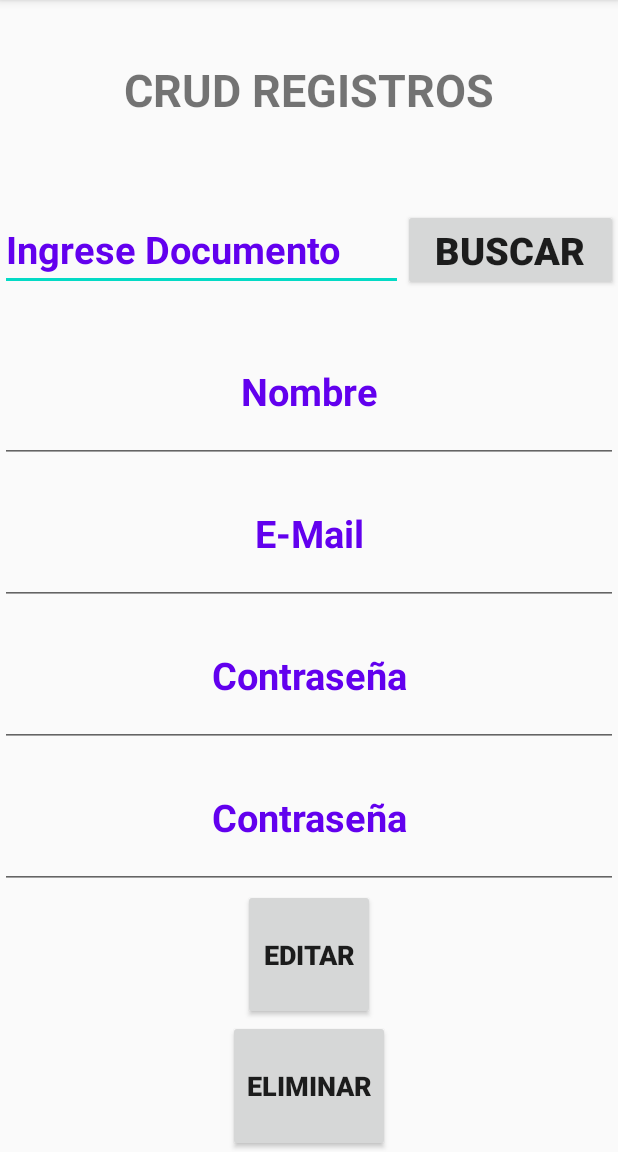
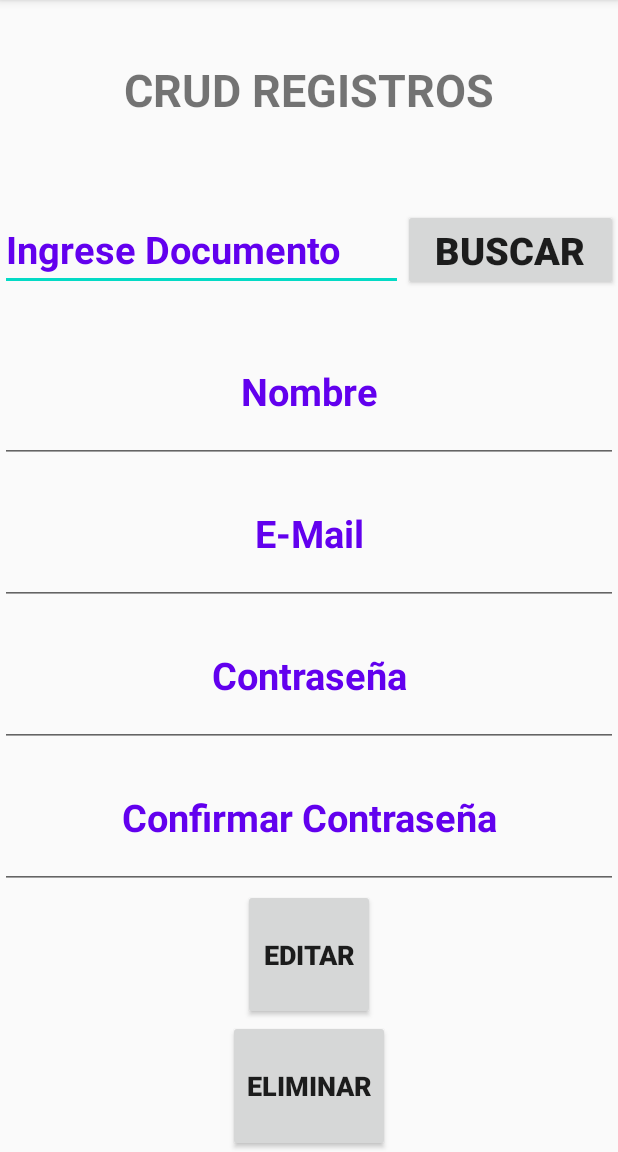
Before and after one commit to Deymoslor/Eventually_v2.1, an Android app: the registros_admin screen opened directly, with no data from a screen before it, after a tap on "BUSCAR", on a phone screen of 412 x 824 dp, the part 84-1236 px from its top. Run offline under Robolectric (Android 15) with nearby library versions, the phone set to English and light mode, and no system bars; our stand-ins replace Volley; network calls fail; Roboto replaces fonts that are not available here.

Commit message:
Cambios de ip y un poco de front

```diff
--- a/app/src/main/java/cursos/alain/eventually_v2/registro_Usuarios.java
+++ b/app/src/main/java/cursos/alain/eventually_v2/registro_Usuarios.java
@@ -42,7 +42,7 @@ public class registro_Usuarios extends AppCompatActivity {
             @Override
             public void onClick(View v) {
 
-                ejecutarServicio("http://192.168.1.56/Eventually_01/Registrar_Usuario.php");
+                ejecutarServicio("http://192.168.1.69/Eventually_01/Registrar_Usuario.php");
 
             }
         });
@@ -67,7 +67,7 @@ public class registro_Usuarios extends AppCompatActivity {
         }, new Response.ErrorListener() {
             @Override
             public void onErrorResponse(VolleyError error) {
-                Toast.makeText(getApplicationContext(), "Algo ha salido mal :c " + error.toString(),Toast.LENGTH_SHORT).show();
+                Toast.makeText(getApplicationContext(), "Algo ha salido mal :v  " + error.toString(),Toast.LENGTH_SHORT).show();
             }
         }){
 
--- a/app/src/main/java/cursos/alain/eventually_v2/registros_admin.java
+++ b/app/src/main/java/cursos/alain/eventually_v2/registros_admin.java
@@ -52,7 +52,7 @@ public class registros_admin extends AppCompatActivity {
             @Override
             public void onClick(View v) {
 
-                buscarCliente("http://192.168.1.56/Eventually_01/Buscar_Usuarios.php?Documento="+Txt_Documento.getText()+"");
+                buscarCliente("http://192.168.1.69/Eventually_01/Buscar_Usuarios.php?Documento="+Txt_Documento.getText()+"");
 
             }
         });
@@ -61,7 +61,7 @@ public class registros_admin extends AppCompatActivity {
             @Override
             public void onClick(View v) {
 
-                ejecutarServicio("http://192.168.1.56/Eventually_01/Editar_Usuario.php");
+                ejecutarServicio("http://192.168.1.69/Eventually_01/Editar_Usuario.php");
 
             }
         });
@@ -70,7 +70,7 @@ public class registros_admin extends AppCompatActivity {
             @Override
             public void onClick(View v) {
 
-                eliminarCliente("http://192.168.1.56/Eventually_01/Eliminar_Usuario.php");
+                eliminarCliente("http://192.168.1.69/Eventually_01/Eliminar_Usuario.php");
 
             }
         });
--- a/app/src/main/res/layout/activity_registro__usuarios.xml
+++ b/app/src/main/res/layout/activity_registro__usuarios.xml
@@ -129,7 +129,7 @@
                 android:layout_height="wrap_content"
                 android:layout_weight="0"
                 android:backgroundTint="@color/colorBoton_Prueba1"
-                android:text="@string/Cancelar"
+                android:text="@string/atras"
                 android:textColor="@color/colorAzul_Sutil"
                 android:onClick="Login"/>
         </LinearLayout>
--- a/app/src/main/res/layout/activity_registros_admin.xml
+++ b/app/src/main/res/layout/activity_registros_admin.xml
@@ -57,10 +57,10 @@
         android:layout_weight="1"
         android:layout_gravity="center"
         android:gravity="center"
-        android:text="@string/Nombre"
+        android:hint="@string/Nombre"
+        android:textColorHint="@color/colorPrimary"
         android:textStyle="bold"
-        android:textSize="25sp"
-        android:textColor="@color/colorPrimary">
+        android:textSize="25sp">
     </EditText>
 
     <EditText
@@ -70,10 +70,10 @@
         android:layout_weight="1"
         android:layout_gravity="center"
         android:gravity="center"
-        android:text="@string/Email"
+        android:hint="@string/Email"
+        android:textColorHint="@color/colorPrimary"
         android:textStyle="bold"
-        android:textSize="25sp"
-        android:textColor="@color/colorPrimary">
+        android:textSize="25sp">
     </EditText>
 
     <EditText
@@ -83,10 +83,10 @@
         android:layout_weight="1"
         android:layout_gravity="center"
         android:gravity="center"
-        android:text="@string/Contraseña"
+        android:hint="@string/Contraseña"
+        android:textColorHint="@color/colorPrimary"
         android:textStyle="bold"
-        android:textSize="25sp"
-        android:textColor="@color/colorPrimary">
+        android:textSize="25sp">
     </EditText>
 
     <EditText
@@ -96,10 +96,10 @@
         android:layout_weight="1"
         android:layout_gravity="center"
         android:gravity="center"
-        android:text="@string/Contraseña"
+        android:hint="@string/CContraseña"
+        android:textColorHint="@color/colorPrimary"
         android:textStyle="bold"
-        android:textSize="25sp"
-        android:textColor="@color/colorPrimary">
+        android:textSize="25sp">
     </EditText>
 
 
--- a/app/src/main/res/values/strings.xml
+++ b/app/src/main/res/values/strings.xml
@@ -34,5 +34,6 @@
     <string name="ingrese_documento">Ingrese Documento</string>
     <string name="editar">Editar</string>
     <string name="eliminar">Eliminar</string>
+    <string name="atras">Atras</string>
 
 </resources>
```
